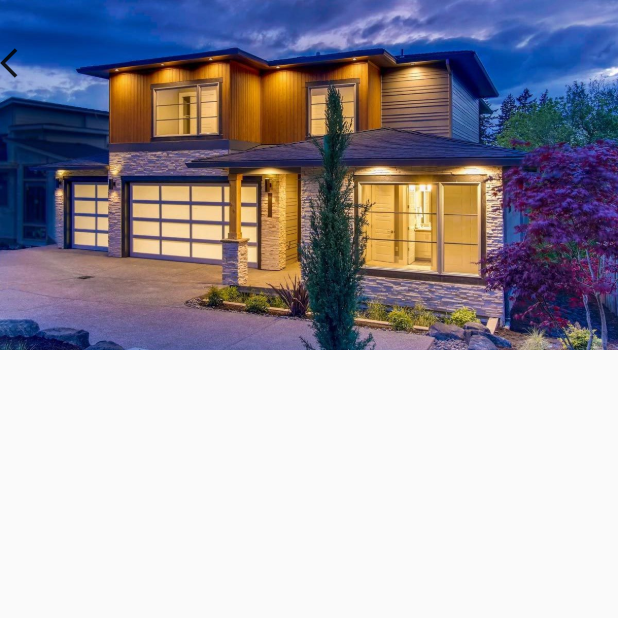
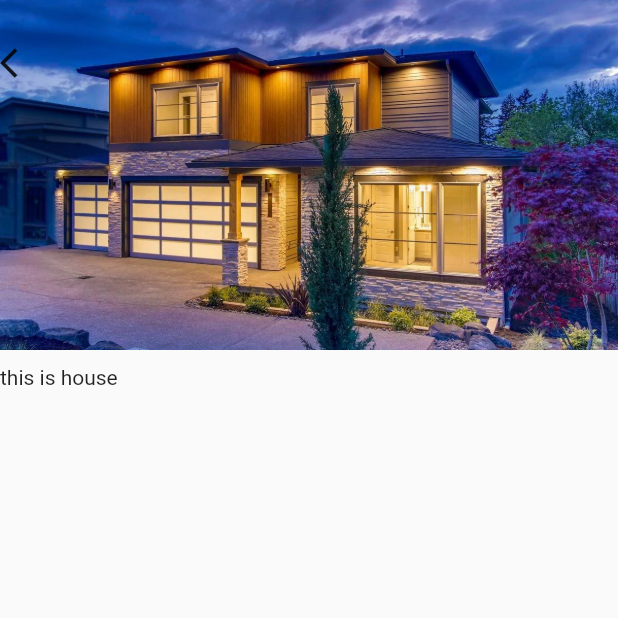
Before and after one commit to 5cientist/newTrailApp, a Flutter app: the screen it shows after launch, after a tap on an icon or button, on a phone screen of 412 x 824 dp, the top half of it. Run offline on Flutter 3.47's test engine with Material 2 defaults, Android fonts, the phone set to English and light mode, and no system bars.

```diff
--- a/lib/screens/homepage/homepage.dart
+++ b/lib/screens/homepage/homepage.dart
@@ -11,11 +11,18 @@ class HomePage extends StatelessWidget {
 
   List<HomeDataModel> houseData = [
     HomeDataModel(
+      houseName: 'this is house ',
+      bathroom: 2,
+      bedroom: 4,
+      description: 'asdfdsfsdfsdfdsfsdf',
+      price: 222,
+    ),
+    HomeDataModel(
       houseName: 'this is house',
       bathroom: 2,
       bedroom: 4,
       description: 'asdfdsfsdfsdfdsfsdf',
-      price: 222,
+      price: 223,
     ),
   ];
 
@@ -62,10 +69,18 @@ class HomePage extends StatelessWidget {
               ListView.builder(
                 shrinkWrap: true,
                 physics: NeverScrollableScrollPhysics(),
-                itemCount: 1,
+                itemCount: houseData.length,
                 itemBuilder: (BuildContext context, int index) {
                   return GestureDetector(
-                    onTap: () => onPressedEvent(context),
+                    onTap: () {
+                      Map argument = {
+                        'housename': houseData[index].houseName,
+                        'price': houseData[index].price,
+                      };
+
+                      Navigator.of(context).pushNamed(ShowAllDetails.routeName,
+                          arguments: argument);
+                    },
                     child: Product(
                         price: houseData[0].price.toString(),
                         place: "kottakkal",
--- a/lib/screens/showall/showalldetails.dart
+++ b/lib/screens/showall/showalldetails.dart
@@ -5,8 +5,11 @@ class ShowAllDetails extends StatelessWidget {
 
   @override
   Widget build(BuildContext context) {
+    Map argu = ModalRoute.of(context).settings.arguments;
+
     return Scaffold(
       body: Column(
+        crossAxisAlignment: CrossAxisAlignment.start,
         children: [
           Stack(
             children: [
@@ -24,7 +27,11 @@ class ShowAllDetails extends StatelessWidget {
                 ),
               )
             ],
-          )
+          ),
+          const SizedBox(
+            height: 10,
+          ),
+          Text(argu['housename']),
         ],
       ),
     );
```
